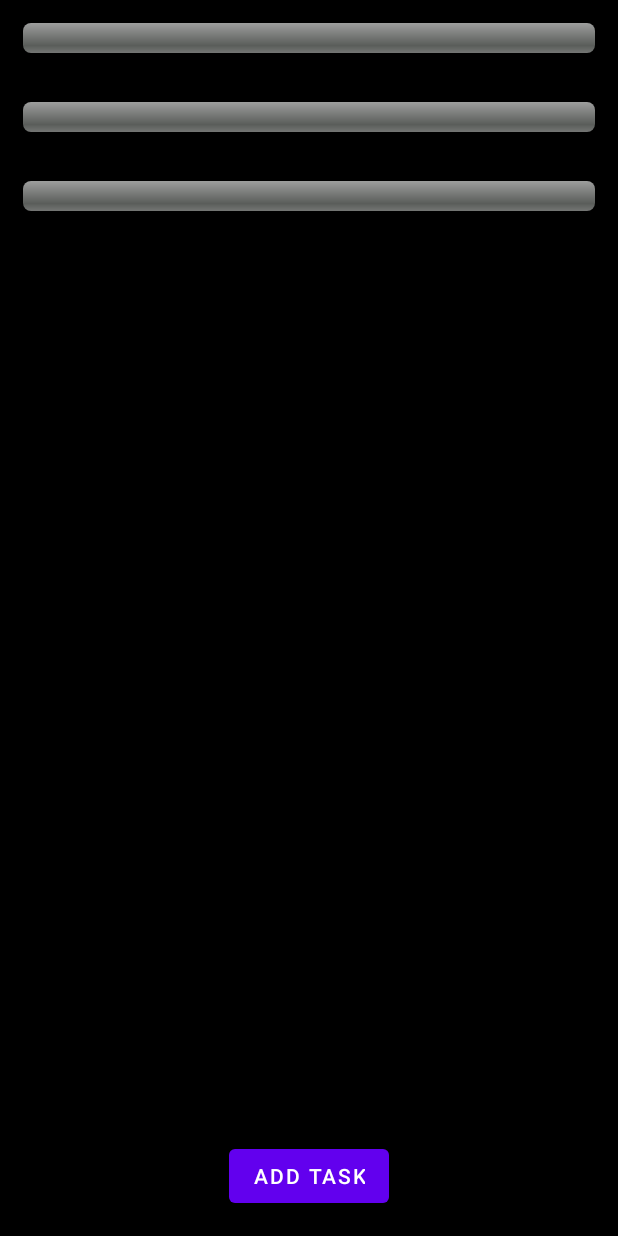
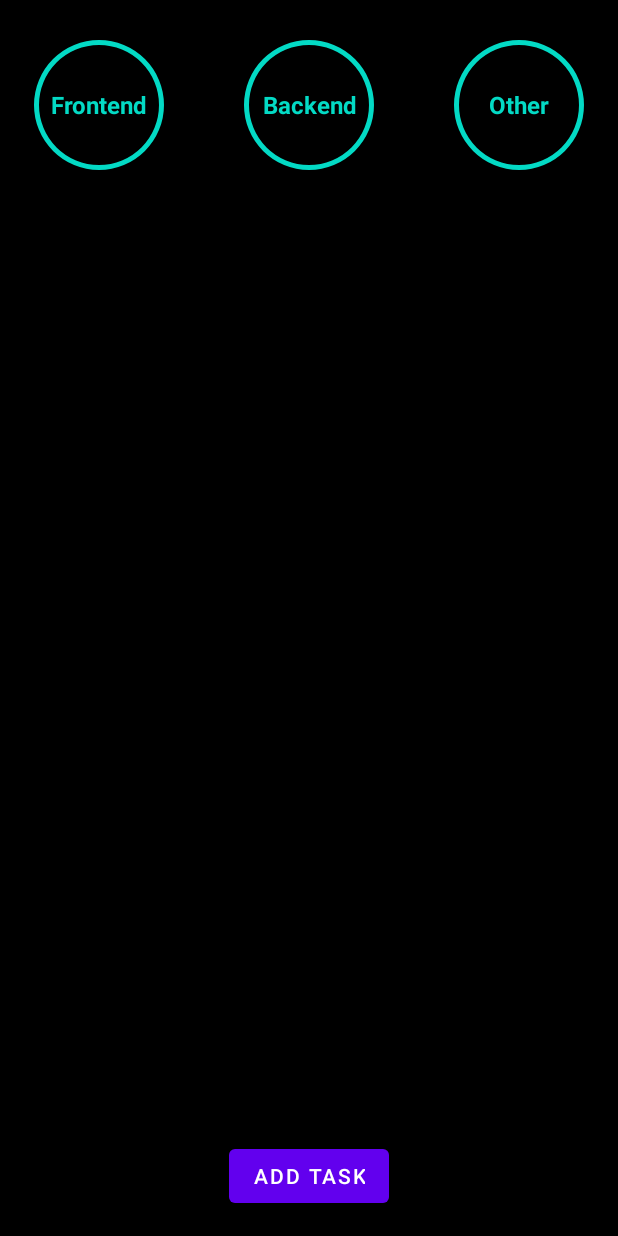
Before and after one commit to OXYAbc/MyDevNotes-ToDoList, an Android app: the screen it shows after launch (MainActivity), on a phone screen of 412 x 824 dp. Run offline under Robolectric (Android 15) with nearby library versions, the phone set to English and light mode, and no system bars.

Commit message:
new style for progress circles

```diff
--- /dev/null
+++ b/app/src/main/res/drawable/circular_progress_bar.xml
@@ -0,0 +1,21 @@
+<?xml version="1.0" encoding="utf-8"?>
+<rotate
+    xmlns:android="http://schemas.android.com/apk/res/android"
+    android:fromDegrees="270"
+    android:toDegrees="270">
+
+    <!--styling the progress bar-->
+    <shape
+        android:innerRadiusRatio="2.5"
+        android:shape="ring"
+        android:thickness="8dp"
+        android:useLevel="true">
+        <gradient
+            android:angle="0"
+            android:endColor="@color/teal_200"
+            android:startColor="@color/white"
+            android:type="sweep"
+            android:useLevel="false" />
+    </shape>
+
+</rotate>
--- /dev/null
+++ b/app/src/main/res/drawable/circular_shape.xml
@@ -0,0 +1,9 @@
+<?xml version="1.0" encoding="utf-8"?>
+<shape
+    xmlns:android="http://schemas.android.com/apk/res/android"
+    android:innerRadiusRatio="2.5"
+    android:shape="ring"
+    android:thickness="3dp"
+    android:useLevel="false">
+    <solid android:color="@color/teal_200" />
+</shape>
--- a/app/src/main/res/layout/activity_main.xml
+++ b/app/src/main/res/layout/activity_main.xml
@@ -1,45 +1,109 @@
 <?xml version="1.0" encoding="utf-8"?>
-<RelativeLayout xmlns:android="http://schemas.android.com/apk/res/android"
+<LinearLayout xmlns:android="http://schemas.android.com/apk/res/android"
     xmlns:app="http://schemas.android.com/apk/res-auto"
     xmlns:tools="http://schemas.android.com/tools"
     android:layout_width="match_parent"
     android:layout_height="match_parent"
     android:background="@color/black"
+    android:orientation="vertical"
     tools:context=".MainActivity">
 
     <LinearLayout
         android:layout_width="match_parent"
         android:layout_height="wrap_content"
-        android:orientation="vertical"
-        android:gravity="center">
+        android:gravity="center"
+        android:orientation="horizontal">
+
+        <RelativeLayout
+            android:layout_width="100dp"
+            android:layout_height="100dp"
+            android:layout_margin="20dp">
 
             <ProgressBar
                 android:id="@+id/frontendProgressBar"
-            style="@android:style/Widget.ProgressBar.Horizontal"
+                style="?android:attr/progressBarStyleHorizontal"
                 android:layout_width="match_parent"
+                android:layout_height="match_parent"
+                android:background="@drawable/circular_shape"
+                android:indeterminate="false"
+                android:progressDrawable="@drawable/circular_progress_bar"
+                android:textAlignment="center" />
+
+            <TextView
+                android:id="@+id/progress_text"
+                android:layout_width="wrap_content"
                 android:layout_height="wrap_content"
-            android:layout_weight="1"
-            android:layout_marginBottom="2dp"
-            android:padding="15dp"/>
+                android:layout_alignParentLeft="true"
+                android:layout_alignParentRight="true"
+                android:layout_centerVertical="true"
+                android:gravity="center"
+                android:text="Frontend"
+                android:textColor="@color/teal_200"
+                android:textSize="16sp"
+                android:textStyle="bold" />
+        </RelativeLayout>
+
+        <RelativeLayout
+            android:layout_width="100dp"
+            android:layout_height="100dp"
+            android:layout_margin="20dp">
 
             <ProgressBar
                 android:id="@+id/backendProgressBar"
-            style="@android:style/Widget.ProgressBar.Horizontal"
+                style="?android:attr/progressBarStyleHorizontal"
                 android:layout_width="match_parent"
+                android:layout_height="match_parent"
+                android:background="@drawable/circular_shape"
+                android:indeterminate="false"
+                android:progressDrawable="@drawable/circular_progress_bar"
+                android:textAlignment="center" />
+
+            <TextView
+                android:layout_width="wrap_content"
                 android:layout_height="wrap_content"
-            android:layout_weight="1"
-            android:layout_marginBottom="2dp"
-            android:padding="15dp"/>
+                android:layout_alignParentLeft="true"
+                android:layout_alignParentRight="true"
+                android:layout_centerVertical="true"
+                android:gravity="center"
+                android:text="Backend"
+                android:textColor="@color/teal_200"
+                android:textSize="16sp"
+                android:textStyle="bold" />
+        </RelativeLayout>
+
+        <RelativeLayout
+            android:layout_width="100dp"
+            android:layout_height="100dp"
+            android:layout_margin="20dp">
 
             <ProgressBar
                 android:id="@+id/otherProgressBar"
-            style="@android:style/Widget.ProgressBar.Horizontal"
+                style="?android:attr/progressBarStyleHorizontal"
                 android:layout_width="match_parent"
+                android:layout_height="match_parent"
+                android:background="@drawable/circular_shape"
+                android:indeterminate="false"
+                android:progressDrawable="@drawable/circular_progress_bar"
+                android:textAlignment="center" />
+
+            <TextView
+                android:layout_width="wrap_content"
                 android:layout_height="wrap_content"
-            android:layout_weight="1"
-            android:layout_marginBottom="2dp"
-            android:padding="15dp"/>
+                android:layout_alignParentLeft="true"
+                android:layout_alignParentRight="true"
+                android:layout_centerVertical="true"
+                android:gravity="center"
+                android:text="Other"
+                android:textColor="@color/teal_200"
+                android:textSize="16sp"
+                android:textStyle="bold" />
+        </RelativeLayout>
+
     </LinearLayout>
+
+    <FrameLayout
+        android:layout_width="match_parent"
+        android:layout_height="match_parent">
 
         <androidx.recyclerview.widget.RecyclerView
             android:id="@+id/tasksRecyclerView"
@@ -52,8 +116,12 @@
             android:id="@+id/addTaskButton"
             android:layout_width="wrap_content"
             android:layout_height="wrap_content"
-        android:text="Add Task"
+            android:layout_alignParentBottom="true"
             android:layout_centerHorizontal="true"
-        android:layout_alignParentBottom="true"
-        android:layout_marginBottom="16dp"/>
-</RelativeLayout>
+            android:layout_gravity="center|bottom"
+            android:layout_marginBottom="16dp"
+            android:text="Add Task" />
+
+    </FrameLayout>
+
+</LinearLayout>
```
Lines whose indentation alone changed are shown as unchanged.
